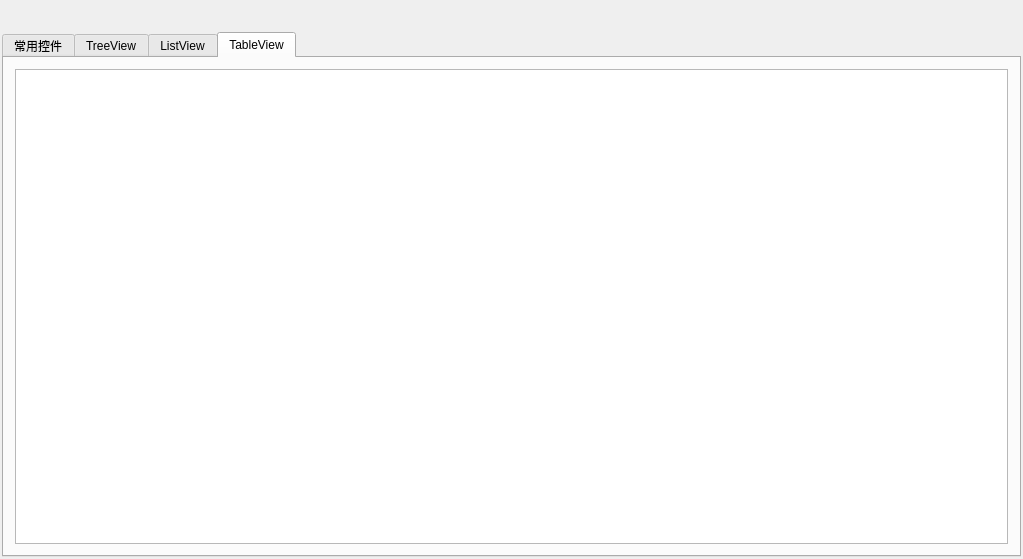
The window that gui/ui/AppMain.ui (114254644/QTGuiDemo) describes before a commit, drawn with Qt 5.
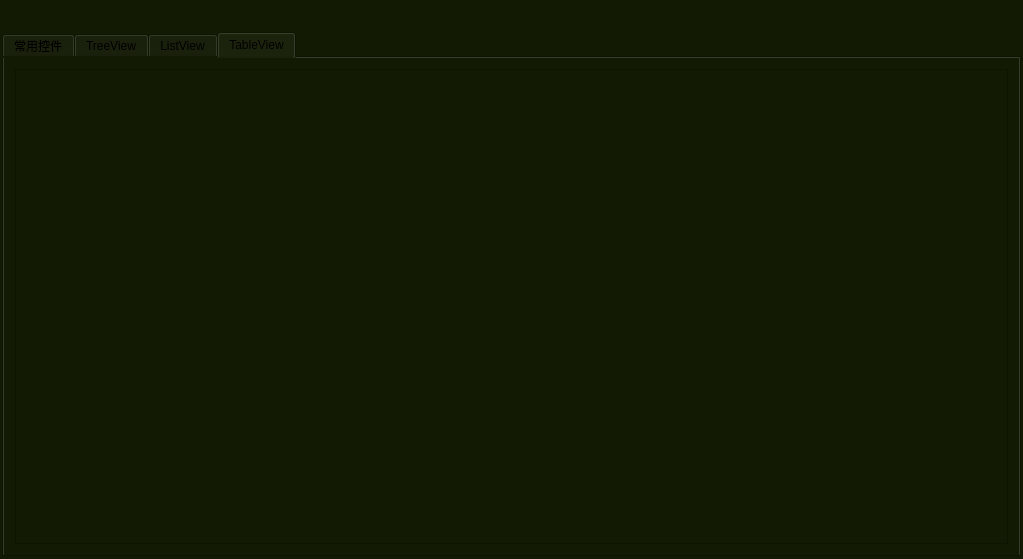
The same window after the commit.

Diff of the .ui file:
```diff
--- a/gui/ui/AppMain.ui
+++ b/gui/ui/AppMain.ui
@@ -13,6 +13,10 @@
   <property name="windowTitle">
    <string>CAppMain</string>
   </property>
+  <property name="styleSheet">
+   <string notr="true">background-color: rgb(19, 26, 3);
+</string>
+  </property>
   <layout class="QVBoxLayout" name="verticalLayout_2">
    <property name="leftMargin">
     <number>2</number>
```
